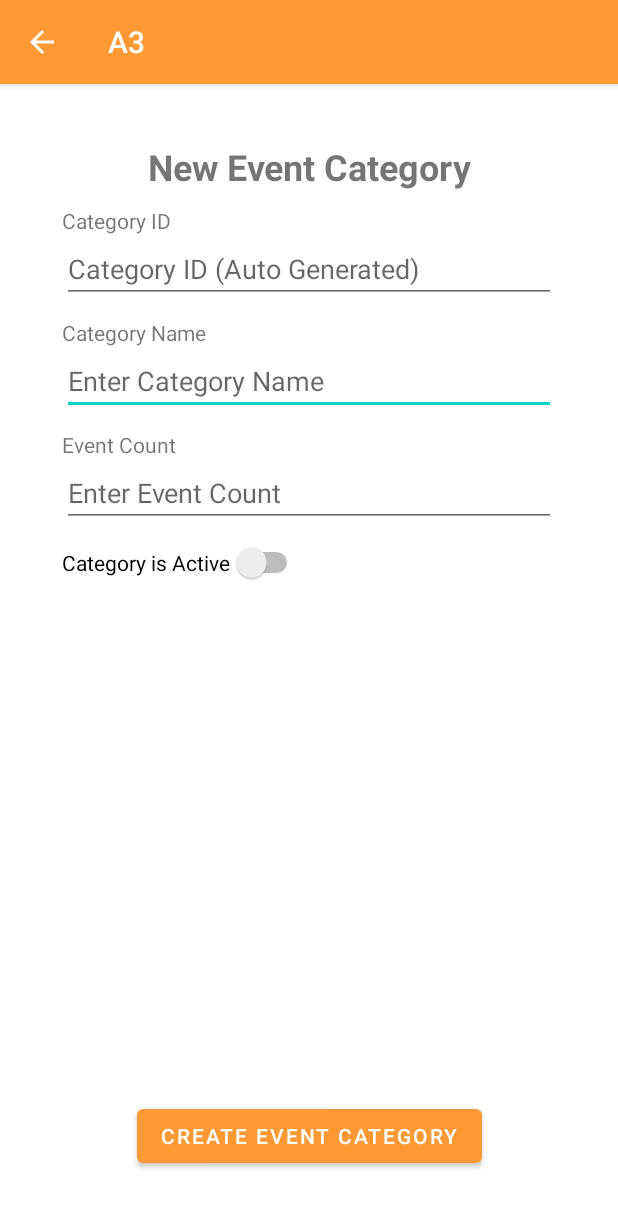
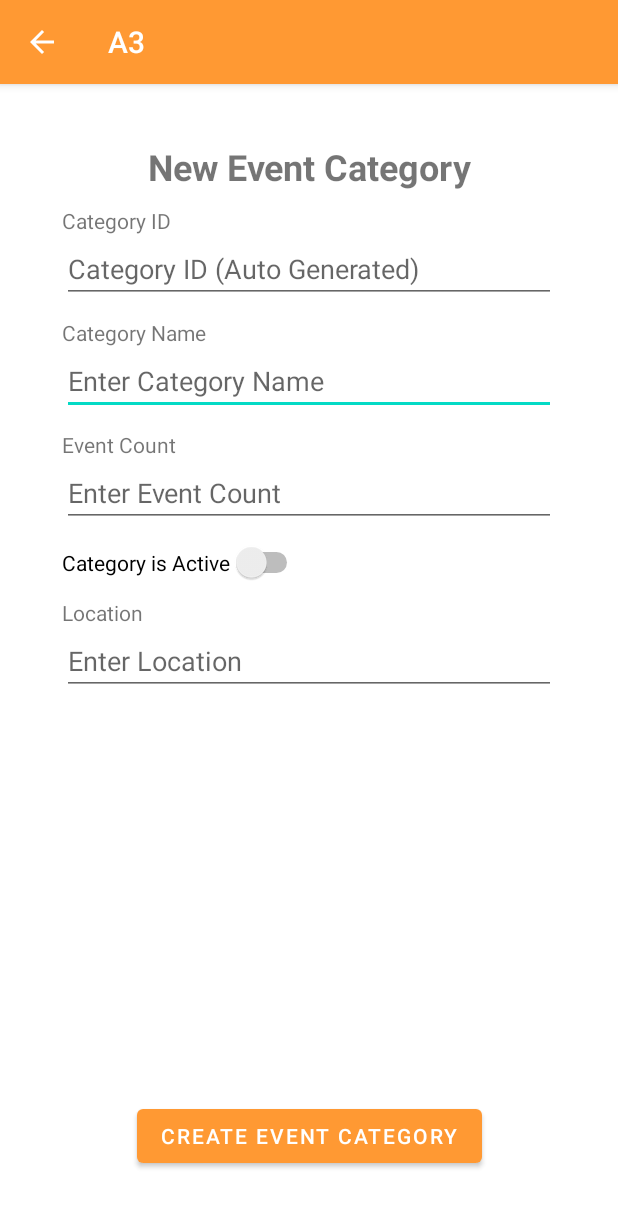
Before and after one commit to vinmeil/android-event-manager, an Android app: the NewEventCategoryActivity screen opened directly, with no data from a screen before it, after a tap on "CREATE EVENT CATEGORY", on a phone screen of 412 x 824 dp. Shown: the top 1207 px of the screen. Run offline under Robolectric (Android 15) with nearby library versions, the phone set to English and light mode, and no system bars; our stand-ins replace Room's generated code.

Commit message:
replace gson and sharedpreferences with sqlite for categories

```diff
--- a/app/src/main/AndroidManifest.xml
+++ b/app/src/main/AndroidManifest.xml
@@ -25,9 +25,6 @@
             android:name=".activities.ListEventActivity"
             android:exported="false" />
         <activity
-            android:name=".activities.NewEventActivity"
-            android:exported="false" />
-        <activity
             android:name=".activities.NewEventCategoryActivity"
             android:exported="false" />
         <activity
@@ -39,6 +36,7 @@
         <activity
             android:name=".activities.MainActivity"
             android:exported="true"
+            android:launchMode="standard"
             android:windowSoftInputMode="adjustResize">
             <intent-filter>
                 <action android:name="android.intent.action.MAIN" />
--- a/app/src/main/java/com/fit2081/a3/activities/NewEventCategoryActivity.java
+++ b/app/src/main/java/com/fit2081/a3/activities/NewEventCategoryActivity.java
@@ -1,6 +1,7 @@
 package com.fit2081.a3.activities;
 
 import androidx.appcompat.app.AppCompatActivity;
+import androidx.lifecycle.ViewModelProvider;
 
 import android.content.BroadcastReceiver;
 import android.content.Context;
@@ -16,6 +17,7 @@ import android.widget.Toast;
 
 import com.fit2081.a3.KeyStore;
 import com.fit2081.a3.R;
+import com.fit2081.a3.providers.CategoryViewModel;
 import com.fit2081.a3.schemas.Category;
 import com.fit2081.a3.utils.SMSReceiver;
 import com.google.gson.Gson;
@@ -25,11 +27,13 @@ import java.lang.reflect.Type;
 import java.util.ArrayList;
 
 public class NewEventCategoryActivity extends AppCompatActivity {
-    EditText etCategoryId, etCategoryName, etCategoryEventCount;
+    EditText etCategoryId, etCategoryName, etCategoryEventCount, etLocation;
     Switch isCategoryEventActive;
     String[] splitMessage;
     EventCategoryBroadCastReceiver eventCategoryBroadCastReceiver;
     ArrayList<Category> categoriesDb = new ArrayList<>();
+
+    CategoryViewModel mCategoryViewModel;
 
     @Override
     protected void onCreate(Bundle savedInstanceState) {
@@ -40,9 +44,12 @@ public class NewEventCategoryActivity extends AppCompatActivity {
         etCategoryName = findViewById(R.id.editTextCategoryName);
         etCategoryEventCount = findViewById(R.id.editTextCategoryCount);
         isCategoryEventActive = findViewById(R.id.switchCategoryIsActive);
+        etLocation = findViewById(R.id.editTextCategoryLocation);
         getSupportActionBar().setDisplayHomeAsUpEnabled(true);
 
         etCategoryId.setFocusable(false);
+
+        mCategoryViewModel = new ViewModelProvider(this).get(CategoryViewModel.class);
     }
 
     @Override
@@ -70,56 +77,28 @@ public class NewEventCategoryActivity extends AppCompatActivity {
 
     public void onCreateNewCategoryButtonClick(View view) {
         String categoryId = etCategoryId.getText().toString().isEmpty() ? generateCategoryId() : etCategoryId.getText().toString();
-        String[] temporaryMessage = new String[3];
-        temporaryMessage[0] = etCategoryName.getText().toString();
-        temporaryMessage[1] = etCategoryEventCount.getText().toString();
-        temporaryMessage[2] = String.valueOf(isCategoryEventActive.isChecked());
+        String categoryName = etCategoryName.getText().toString();
+        String categoryEventCount = etCategoryEventCount.getText().toString();
+        String isCategoryActive = String.valueOf(isCategoryEventActive.isChecked());
+        String location = etLocation.getText().toString();
+
+        String[] temporaryMessage = {categoryName, categoryEventCount, isCategoryActive};
         boolean isValid = checkValidMessage(temporaryMessage);
 
         if (isValid) {
-            splitMessage = temporaryMessage;
-
-            if (splitMessage[2].isEmpty()) {
-                splitMessage[2] = "false";
+            if (isCategoryActive.isEmpty()) {
+                isCategoryActive = "false";
             }
 
-            loadDataFromSharedPreference();
-            // TODO: Fix constructor call
-            Category category = new Category(categoryId, splitMessage[0], splitMessage[1], Boolean.parseBoolean(splitMessage[2]));
-            categoriesDb.add(category);
-            System.out.println(categoriesDb);
-            System.out.println(categoriesDb.size());
-            saveDataToSharedPreference(categoriesDb);
+//            loadDataFromSharedPreference();
+            Category category = new Category(categoryId, categoryName, categoryEventCount, Boolean.parseBoolean(isCategoryActive), location);
+            mCategoryViewModel.addCategory(category);
 
             finish();
         } else {
             Toast.makeText(this, "Invalid inputs in fields!", Toast.LENGTH_SHORT).show();
         }
     }
-
-    private void loadDataFromSharedPreference() {
-        SharedPreferences sharedPreferences = getSharedPreferences(KeyStore.FILE_NAME, MODE_PRIVATE);
-        Gson gson = new Gson();
-        String categoriesStr = sharedPreferences.getString(KeyStore.KEY_CATEGORIES, "");
-        Type type = new TypeToken<ArrayList<Category>>() {}.getType();
-        categoriesDb = gson.fromJson(categoriesStr, type);
-        if (categoriesDb == null) {
-            categoriesDb = new ArrayList<>();
-        }
-    }
-
-
-    private void saveDataToSharedPreference(ArrayList<Category> categories) {
-        SharedPreferences sharedPreferences = getSharedPreferences(KeyStore.FILE_NAME, MODE_PRIVATE);
-        SharedPreferences.Editor editor = sharedPreferences.edit();
-
-        Gson gson = new Gson();
-        String categoriesStr = gson.toJson(categories);
-        editor.putString(KeyStore.KEY_CATEGORIES, categoriesStr);
-
-        editor.apply();
-    }
-
 
     private String generateCategoryId() {
         String categoryId = "C";
--- a/app/src/main/java/com/fit2081/a3/providers/EventAndCategoryDAO.java
+++ b/app/src/main/java/com/fit2081/a3/providers/EventAndCategoryDAO.java
@@ -29,4 +29,7 @@ public interface EventAndCategoryDAO {
 
     @Query("DELETE FROM events")
     void deleteAllEvents();
+
+    @Query("DELETE FROM events WHERE eventId = :eventId")
+    void deleteEvent(String eventId);
 }
--- a/app/src/main/java/com/fit2081/a3/providers/EventRepository.java
+++ b/app/src/main/java/com/fit2081/a3/providers/EventRepository.java
@@ -33,4 +33,10 @@ public class EventRepository {
             mEventAndCategoryDAO.deleteAllEvents();
         });
     }
+
+    void deleteEvent(String eventId) {
+        EventAndCategoryDatabase.databaseWriteExecutor.execute(() -> {
+            mEventAndCategoryDAO.deleteEvent(eventId);
+        });
+    }
 }
--- a/app/src/main/java/com/fit2081/a3/providers/EventViewModel.java
+++ b/app/src/main/java/com/fit2081/a3/providers/EventViewModel.java
@@ -30,4 +30,8 @@ public class EventViewModel extends AndroidViewModel {
     public void deleteAllEvents() {
         mRepository.deleteAllEvents();
     }
+
+    public void deleteEvent(String eventId) {
+        mRepository.deleteEvent(eventId);
+    }
 }
--- a/app/src/main/java/com/fit2081/a3/utils/CategoryListAdapter.java
+++ b/app/src/main/java/com/fit2081/a3/utils/CategoryListAdapter.java
@@ -12,12 +12,13 @@ import com.fit2081.a3.R;
 import com.fit2081.a3.schemas.Category;
 
 import java.util.ArrayList;
+import java.util.List;
 
 public class CategoryListAdapter extends RecyclerView.Adapter<CategoryListAdapter.ViewHolder> {
 
-    ArrayList<Category> data = new ArrayList<>();
+    List<Category> data;
 
-    public void setData(ArrayList<Category> data) {
+    public void setData(List<Category> data) {
         this.data = data;
     }
 
--- a/app/src/main/res/layout/activity_new_event_category.xml
+++ b/app/src/main/res/layout/activity_new_event_category.xml
@@ -36,13 +36,13 @@
 
     <LinearLayout
         android:layout_width="0dp"
-        android:layout_height="500dp"
+        android:layout_height="wrap_content"
         android:orientation="vertical"
+        android:visibility="visible"
         app:layout_constraintEnd_toEndOf="@id/guidelineRight"
         app:layout_constraintHorizontal_bias="1.0"
         app:layout_constraintStart_toStartOf="@id/guidelineLeft"
-        app:layout_constraintTop_toTopOf="@id/guidelineTop"
-        tools:layout_editor_absoluteY="2dp">
+        app:layout_constraintTop_toTopOf="@id/guidelineTop">
 
         <TextView
             android:id="@+id/textViewNewEventCategoryTitle"
@@ -56,8 +56,8 @@
         <LinearLayout
             android:layout_width="match_parent"
             android:layout_height="wrap_content"
-            android:orientation="vertical"
-            android:layout_marginTop="10dp">
+            android:layout_marginTop="10dp"
+            android:orientation="vertical">
 
             <TextView
                 android:id="@+id/textViewCategoryId"
@@ -76,8 +76,8 @@
         <LinearLayout
             android:layout_width="match_parent"
             android:layout_height="wrap_content"
-            android:orientation="vertical"
-            android:layout_marginTop="10dp">
+            android:layout_marginTop="10dp"
+            android:orientation="vertical">
 
             <TextView
                 android:id="@+id/textViewCategoryName"
@@ -97,8 +97,8 @@
         <LinearLayout
             android:layout_width="match_parent"
             android:layout_height="wrap_content"
-            android:orientation="vertical"
-            android:layout_marginTop="10dp">
+            android:layout_marginTop="10dp"
+            android:orientation="vertical">
 
             <TextView
                 android:id="@+id/textViewCategoryCount"
@@ -116,10 +116,31 @@
 
             <Switch
                 android:id="@+id/switchCategoryIsActive"
-                android:layout_marginTop="10dp"
                 android:layout_width="wrap_content"
                 android:layout_height="wrap_content"
+                android:layout_marginTop="10dp"
                 android:text="Category is Active" />
+        </LinearLayout>
+
+        <LinearLayout
+            android:layout_width="match_parent"
+            android:layout_height="wrap_content"
+            android:layout_marginTop="10dp"
+            android:orientation="vertical">
+
+            <TextView
+                android:id="@+id/textViewCategoryLocation"
+                android:layout_width="match_parent"
+                android:layout_height="wrap_content"
+                android:text="Location" />
+
+            <EditText
+                android:id="@+id/editTextCategoryLocation"
+                android:layout_width="match_parent"
+                android:layout_height="wrap_content"
+                android:ems="10"
+                android:hint="Enter Location"
+                android:inputType="textPersonName" />
         </LinearLayout>
 
     </LinearLayout>
@@ -131,6 +152,7 @@
         android:layout_marginBottom="4dp"
         android:onClick="onCreateNewCategoryButtonClick"
         android:text="Create Event Category"
+        android:visibility="visible"
         app:layout_constraintBottom_toTopOf="@id/guidelineBottom"
         app:layout_constraintEnd_toEndOf="@+id/guidelineRight"
         app:layout_constraintStart_toStartOf="@id/guidelineLeft" />
```
Also changed, not shown: app/src/main/java/com/fit2081/a3/activities/ListCategoryActivity.java (+20 -21 lines), app/src/main/java/com/fit2081/a3/activities/MainActivity.java (+34 -16 lines), app/src/main/java/com/fit2081/a3/components/FragmentListCategory.java (+19 -21 lines), app/src/main/java/com/fit2081/a3/utils/NewEventUtils.java (+19 -37 lines).
